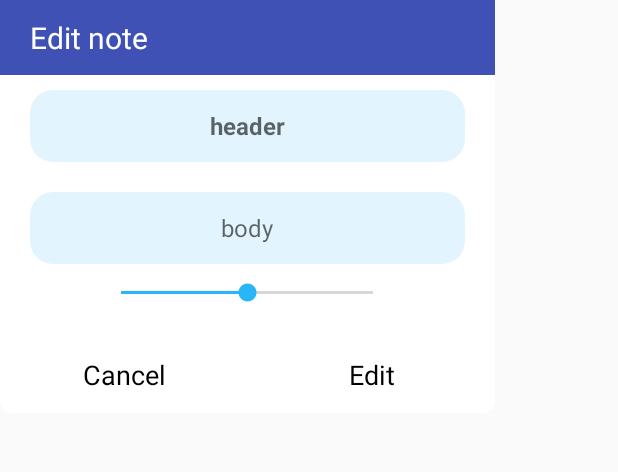
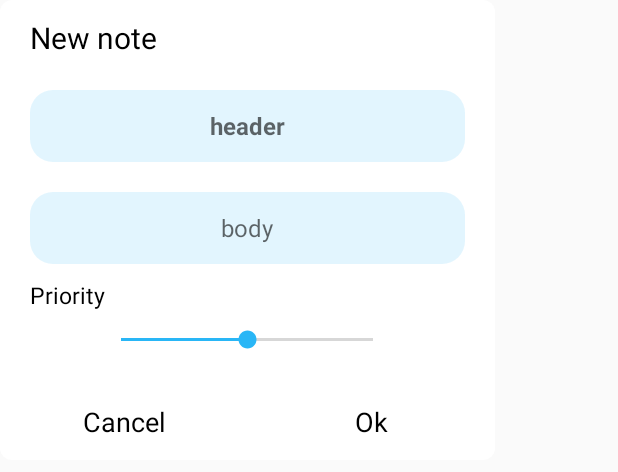
Before and after one commit to Dragues/SmartNotes, an Android app: the layout dialog_note_item.xml on its own in the app's theme, with its tools: preview values and no code run, on a phone screen of 412 x 824 dp. Shown: the top 472 px of the screen. Run offline under Robolectric (Android 15) with nearby library versions, the light colour scheme and no system bars.

Commit message:
Внес немного оптимизаций в верстку, в работу с картами при множестве меток, добавил переходы между метками.

```diff
--- a/app/src/main/AndroidManifest.xml
+++ b/app/src/main/AndroidManifest.xml
@@ -19,7 +19,7 @@
     <application
         android:name=".Application.LaunchApplication"
         android:allowBackup="true"
-        android:icon="@mipmap/ic_launcher"
+        android:icon="@drawable/smart_note_icon"
         android:label="@string/app_name"
         android:supportsRtl="true"
         android:theme="@style/AppTheme">
--- a/app/src/main/java/com/example/chist/testprojectmosru/Dialogs/Dialogs.java
+++ b/app/src/main/java/com/example/chist/testprojectmosru/Dialogs/Dialogs.java
@@ -46,6 +46,8 @@ public class Dialogs {
             final SeekBar barPriority = (SeekBar) view.findViewById(R.id.priority);
             TextView addButton = (TextView) view.findViewById(R.id.addbutton);
             TextView cancelButton = (TextView) view.findViewById(R.id.cancelbutton);
+
+            ((TextView)view.findViewById(R.id.dialogheader)).setText(ctx.getResources().getString(R.string.new_note));
 
             if (values != null) {
                 if(values.containsKey(DBHelper.NoteColumns.MARKER))
@@ -153,6 +155,7 @@ public class Dialogs {
 
             TextView modify = (TextView) view.findViewById(R.id.addbutton);
             TextView cancelButton = (TextView) view.findViewById(R.id.cancelbutton);
+            ((TextView)view.findViewById(R.id.dialogheader)).setText(ctx.getResources().getString(R.string.edit_note));
 
             modify.setOnClickListener(new View.OnClickListener() {
                 @Override
--- a/app/src/main/java/com/example/chist/testprojectmosru/NotesActivityPackage/NoteActivity.java
+++ b/app/src/main/java/com/example/chist/testprojectmosru/NotesActivityPackage/NoteActivity.java
@@ -119,14 +119,15 @@ public class NoteActivity extends BaseNoteActivity {
         photo = (ImageView) findViewById(R.id.notephoto);
         gps = (TextView) findViewById(R.id.gps);
         changeLocation = (Button)findViewById(R.id.changelocation);
+        changeLocation = (Button)findViewById(R.id.changelocation);
 
         changeLocation.setOnClickListener(new View.OnClickListener() {
             @Override
             public void onClick(View v) {
                 Intent i = new Intent(NoteActivity.this, MapChangerActivity.class);
                 i.putExtra(DBHelper.NoteColumns.ID, idNote);
-                i.putExtra(DBHelper.NoteColumns.MAPX, noteNew.x);
-                i.putExtra(DBHelper.NoteColumns.MAPY, noteNew.y);
+                i.putExtra(DBHelper.NoteColumns.MAPX, noteNew.x == 0 ? 55.751244 : noteNew.x); // set default Moskow
+                i.putExtra(DBHelper.NoteColumns.MAPY, noteNew.y  == 0 ? 37.618423 : noteNew.y);
                 startActivity(i);
             }
         });
--- a/app/src/main/res/layout/dialog_note_item.xml
+++ b/app/src/main/res/layout/dialog_note_item.xml
@@ -1,6 +1,11 @@
 <?xml version="1.0" encoding="utf-8"?>
+<ScrollView xmlns:android="http://schemas.android.com/apk/res/android"
+    android:layout_width="wrap_content"
+    android:layout_height="fill_parent"
+    android:minWidth="330dp"
+    android:orientation="vertical">
 
-<LinearLayout xmlns:android="http://schemas.android.com/apk/res/android"
+    <LinearLayout
         android:layout_width="wrap_content"
         android:layout_height="wrap_content"
         android:background="@drawable/dialog_shape"
@@ -10,21 +15,21 @@
         <LinearLayout
             android:layout_width="fill_parent"
             android:layout_height="50dp"
-        android:background="@color/colorPrimary"
-        android:gravity="center_vertical"
-        >
+            android:gravity="center_vertical">
+
             <TextView
                 android:id="@+id/dialogheader"
                 android:layout_width="fill_parent"
                 android:layout_height="wrap_content"
+                android:layout_marginLeft="20dp"
                 android:layout_weight="1"
                 android:background="@drawable/mitem_bg_lightgrey"
-            android:layout_marginLeft="20dp"
                 android:singleLine="true"
                 android:text="@string/new_note"
-            android:textColor="@color/white"
+                android:textColor="@color/black"
                 android:textSize="20sp" />
         </LinearLayout>
+
         <EditText
             android:id="@+id/header"
             android:layout_width="match_parent"
@@ -62,14 +67,26 @@
             android:textColor="#222222"
             android:textSize="16sp" />
 
+        <TextView
+            android:layout_width="fill_parent"
+            android:layout_height="wrap_content"
+            android:layout_marginLeft="20dp"
+            android:layout_marginTop="10dp"
+            android:layout_weight="1"
+            android:background="@drawable/mitem_bg_lightgrey"
+            android:singleLine="true"
+            android:text="@string/priority"
+            android:textColor="@color/black"
+            android:textSize="15sp" />
+
         <SeekBar
+            android:id="@+id/priority"
             android:layout_width="200dp"
             android:layout_height="wrap_content"
-        android:id="@+id/priority"
+            android:layout_gravity="center_horizontal"
             android:layout_marginTop="10dp"
-        android:layout_gravity="center_horizontal"
+            android:indeterminate="false"
             android:max="2"
-        android:indeterminate="false"
             android:progress="1" />
 
         <LinearLayout
@@ -101,8 +118,10 @@
                 android:background="@drawable/mitem_bg_lightgrey"
                 android:gravity="center"
                 android:padding="13dp"
-            android:text="@string/add"
+                android:text="@string/ok"
                 android:textColor="#000000"
                 android:textSize="18sp" />
         </LinearLayout>
     </LinearLayout>
+
+</ScrollView>
--- a/app/src/main/res/values/strings.xml
+++ b/app/src/main/res/values/strings.xml
@@ -2,18 +2,21 @@
     <string name="app_name">Smart Notes</string>
     <string name="action_settings">Settings</string>
     <string name="viewer_note">Viewer note</string>
-    <string name="new_note" >Edit note</string>
+    <string name="edit_note" >Edit note</string>
+    <string name="new_note" >New note</string>
     <string name="otboy">Cancel</string>
     <string name="add">Edit</string>
     <string name="yes">Да</string>
+    <string name="ok">Ok</string>ok
     <string name="no">Нет</string>
+    <string name="priority">Priority</string>
 
     <string name="test">Тест</string>
     <string name="map">Map</string>
     <string name="save">Save</string>
     <string name="curplace">We are here</string>
     <string name="no_data">No gps data</string>
-
+    <string name="next">Next</string>
     <integer name="com_vk_sdk_AppId">5907230</integer>
     <string name="facebook_app_id">242883742840612</string>
 
```
Also changed, not shown: app/src/main/java/com/example/chist/testprojectmosru/NotesActivityPackage/FirstLevelActivity.java (+9 -0 lines), app/src/main/res/layout/firstlvllayout.xml (+11 -2 lines), app/src/main/res/layout/note_layout.xml (+27 -12 lines). Lines whose indentation alone changed are shown as unchanged.
